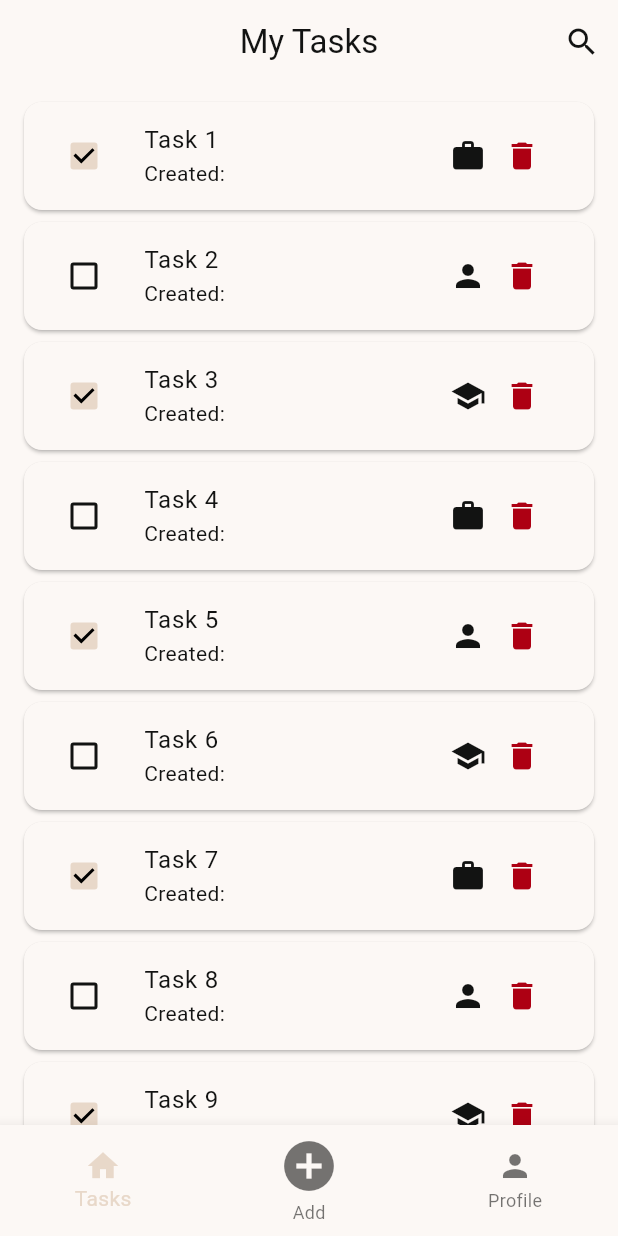
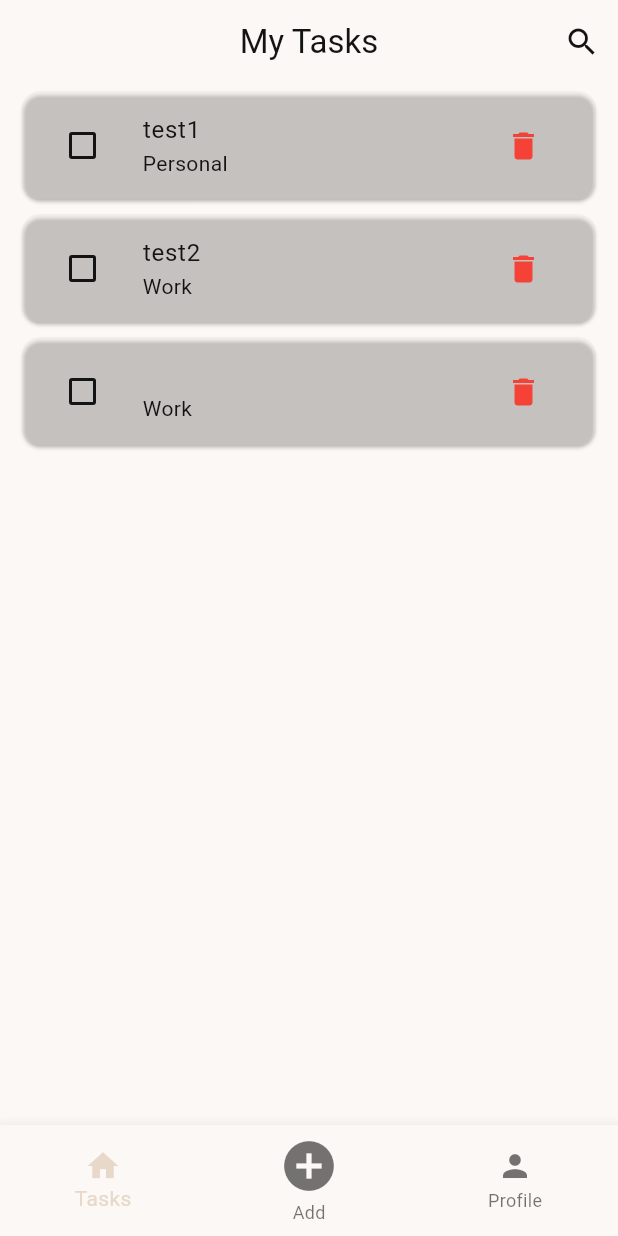
Before and after one commit to PufferFish5/zombe-peremirie, a Flutter app: the screen it shows after launch, item 2 of the bottom bar chosen, after a tap on "Add", on a phone screen of 412 x 824 dp. Run offline on Flutter 3.47's test engine with Material 3 defaults, Android fonts, the phone set to English and light mode, and no system bars.

Commit message:
Etogo commitnem ^^

```diff
--- /dev/null
+++ b/flut_proj/flop3/lib/models/task.dart
@@ -0,0 +1,19 @@
+class Task {
+  final String id;
+  final String title;
+  final String description;
+  bool isCompleted;
+  final String category;
+  final DateTime date;
+  final String priority;
+
+  Task({
+    required this.id,
+    required this.title,
+    required this.description,
+    this.isCompleted = false,
+    required this.category,
+    required this.date,
+    required this.priority
+  });
+}
--- a/flut_proj/flop3/lib/screens/add_task_screen.dart
+++ b/flut_proj/flop3/lib/screens/add_task_screen.dart
@@ -1,23 +1,50 @@
 import 'package:flutter/material.dart';
-class AddScreen extends StatelessWidget {
+import '../models/task.dart';
+class AddScreen extends StatefulWidget {
   const AddScreen({super.key});
   @override
+  State<AddScreen> createState() => _AddScreenState();
+}
+class _AddScreenState extends State<AddScreen> {
+  final TextEditingController _titleController = TextEditingController();
+  final TextEditingController _descriptionController = TextEditingController();
+
+
+  String _selectedCategory = 'Work';
+  DateTime _selectedDate = DateTime.now();
+  String _selectedPriority = 'High';
+
+  @override
+  void dispose() {
+    _titleController.dispose();
+    _descriptionController.dispose();
+    super.dispose();
+  }
+
+  Future<void> _selectDate(BuildContext context) async {
+    DateTime? picked = await showDatePicker(
+      context: context,
+      initialDate: _selectedDate,
+      firstDate: DateTime(2024),
+      lastDate: DateTime(2030),
+      builder: (context, child) {
+        return Theme(
+          data: Theme.of(context).copyWith(colorScheme: const ColorScheme.dark(onPrimary: Colors.white, primary: Color(0xFFF3701E), onSurface: Colors.white, surface: Color(0xFF1A1A1A))),
+          child: child!,
+        );
+      },
+    );
+    if (picked != null && picked != _selectedDate) {
+      setState(() {
+        _selectedDate = picked;
+      });
+    }
+  }
   Widget build(BuildContext context) {
     return Scaffold(
       appBar: AppBar(
-        leading: IconButton(
-          icon: const Icon(Icons.arrow_back),
-          onPressed: () => Navigator.pop(context),
-        ),
         title: const Text('Add Task'),
         centerTitle: true,
-        actions: [
-          IconButton(
-            icon: const Icon(Icons.create),
-            onPressed: () {
-            },
-          ),
-        ],
       ),
       body: SingleChildScrollView(
         padding: const EdgeInsets.all(20.0),
@@ -28,6 +55,7 @@ class AddScreen extends StatelessWidget {
             const Text('Task name', style: TextStyle(fontWeight: FontWeight.bold)),
             const SizedBox(height: 10),
             TextField(
+              controller: _titleController,
               decoration: InputDecoration(
                 hintText: 'Enter the task name',
                 border: UnderlineInputBorder(),
@@ -41,6 +69,7 @@ class AddScreen extends StatelessWidget {
               'Description', style: TextStyle(fontWeight: FontWeight.bold),),
             const SizedBox(height: 10),
             TextField(
+              controller: _descriptionController,
               maxLines: 5,
               decoration: InputDecoration(
                 hintText: 'Enter task description',
@@ -68,20 +97,24 @@ class AddScreen extends StatelessWidget {
             //calend
             const SizedBox(height: 25,),
             const Text('To do before', style: TextStyle(fontWeight: FontWeight.bold),),
-            const SizedBox(height: 10),
+            SizedBox(height: 10),
             InkWell(
-              onTap: (){},
+              onTap: () async {
+                await _selectDate(context);
+              },
               child: Container(
                 padding: const EdgeInsets.symmetric(horizontal: 15, vertical: 15),
                 decoration: BoxDecoration(
                   border: Border.all(color: Colors.grey),
                   borderRadius: BorderRadius.circular(15),
                 ),
-                child: const Row(
+                child: Row(
                   mainAxisAlignment: MainAxisAlignment.spaceBetween,
                   children: [
-                    Text('Choose date', style: TextStyle(color: Colors.grey),),
-                    Icon(Icons.calendar_today, color: Colors.grey,)
+                    Text("${_selectedDate.day}.${_selectedDate.month}.${_selectedDate.year}",
+                      style: const TextStyle(color: Colors.grey),
+                    ),
+                    const Icon(Icons.calendar_today, color: Colors.grey,)
                   ],
                 )
               ),
@@ -147,7 +180,17 @@ class AddScreen extends StatelessWidget {
           width: double.infinity,
           height: 55,
           child: ElevatedButton(
-            onPressed: () => Navigator.pop(context),
+            onPressed: () {
+              final newTask = Task(
+                id: DateTime.now().millisecondsSinceEpoch.toString(),
+                title: _titleController.text,
+                description: _descriptionController.text,
+                category: _selectedCategory,
+                date: _selectedDate,
+                priority: _selectedPriority,
+              );
+              Navigator.pop(context, newTask);
+            },
             style: ElevatedButton.styleFrom(
               backgroundColor: Theme.of(context).colorScheme.surface,
               foregroundColor: Theme.of(context).colorScheme.onPrimary,
@@ -167,6 +210,7 @@ class AddScreen extends StatelessWidget {
 
     );
   }
+}
   Widget _buildCategoryIcon(IconData icon, String label, Color color) {
     return Column(
       children: [
@@ -204,6 +248,6 @@ class AddScreen extends StatelessWidget {
       ),
     );
   }
-}
+
 //ne prigodilos
 //enum Categ { work, personal, study, shopping }
--- a/flut_proj/flop3/lib/screens/task_list_screen.dart
+++ b/flut_proj/flop3/lib/screens/task_list_screen.dart
@@ -1,6 +1,56 @@
 import 'package:flutter/material.dart';
-class ListScreen extends StatelessWidget {
+import '../models/task.dart';
+class ListScreen extends StatefulWidget {
   const ListScreen({super.key});
+  @override
+  State<ListScreen> createState() => _ListScreenState();
+}
+
+class _ListScreenState extends State<ListScreen> {
+  List<Task> _tasks = [];
+  @override
+  void initState() {
+    super.initState();
+    _tasks = [
+      Task(
+        id: '1',
+        title: 'test1',
+        description: 'desc1',
+        category: 'Personal',
+        date: DateTime.now(),
+        priority: 'High',
+      ),
+      Task(
+        id: '2',
+        title: 'test2',
+        description: 'desc2',
+        category: 'Work',
+        date: DateTime.now(),
+        priority: 'Medium'
+      ),
+    ];
+  }
+
+  void _addTask(Task task) {
+    setState(() {
+      _tasks.add(task);
+    });
+  }
+
+  void _toggleTaskStatus(String id) {
+    setState(() {
+      final index = _tasks.indexWhere((task) => task.id == id);
+      if (index != -1) {
+        _tasks[index].isCompleted = !_tasks[index].isCompleted;
+      }
+    });
+  }
+
+  void _deleteTask(String id) {
+    setState(() {
+      _tasks.removeWhere((task) => task.id == id);
+    });
+  }
   @override
   Widget build(BuildContext context) {
     return Scaffold(
@@ -15,53 +65,52 @@ class ListScreen extends StatelessWidget {
           ),
         ],
       ),
-      body: ListView.builder(
-        padding: const EdgeInsets.all(8.0),
-        itemCount: 10,
+      body: _tasks.isEmpty
+      ? const Center(child: Text("There's nothing to do"))
+      : ListView.builder(
+        itemCount: _tasks.length,
         itemBuilder: (context, index) {
+          final task = _tasks[index];
           return Card(
-            margin: const EdgeInsets.symmetric(vertical:4.0, horizontal: 8.0),
+            margin: const EdgeInsets.symmetric(horizontal: 15, vertical: 5),
+            color: Theme.of(context).colorScheme.surface.withAlpha(50),
             child: ListTile(
-              leading: Checkbox(
-                value: index % 2 == 0,
-                onChanged: (value) {
-                },
+              leading: Checkbox(value: task.isCompleted, onChanged: (value) {_toggleTaskStatus(task.id);}),
+              title: Text(
+                task.title,
+                style: TextStyle(
+                  decoration: task.isCompleted ? TextDecoration.lineThrough : TextDecoration.none,
+                ),
               ),
-              title: Text('Task ${index + 1}'),
-              subtitle: Text('Created:'),
+              subtitle: Text(task.category),
               trailing: Row(
                 mainAxisSize: MainAxisSize.min,
                 children: [
-                  Icon(
-                    index % 3 == 0 ? Icons.work :
-                    index % 3 == 1 ? Icons.person : Icons.school
+                  // Icon(Icons) potom potom nado chekanie na tip zadachi
+                  IconButton(
+                    onPressed: () {_deleteTask(task.id);},
+                    icon: const Icon(Icons.delete, color: Colors.red,)
                   ),
-                  IconButton(
-                    icon: const Icon(Icons.delete, color: Color(0xFFad0013)),
-                    onPressed: () {},
-                  ),
-                ],
-              ),
-              onTap: () {
-                Navigator.pushNamed(
-                  context,
-                  '/details',
-                  arguments: "Task"
-                );
-              }
+
+                ]
+              )
             ),
           );
         },
+
       ),
       bottomNavigationBar: BottomNavigationBar(
         currentIndex: 0,
         type: BottomNavigationBarType.fixed,
-        onTap: (index) {
+        onTap: (index) async {
           if (index == 1) {
-            Navigator.pushNamed(context, '/add');
+            final dynamic result = await Navigator.pushNamed(context, '/add');
+            if (result != null && result is Task) {
+              _addTask(result);
+            }
           }
         },
-        items: const [
+        items: [
           BottomNavigationBarItem(
             icon: Icon(Icons.home),
             label: 'Tasks',
```
